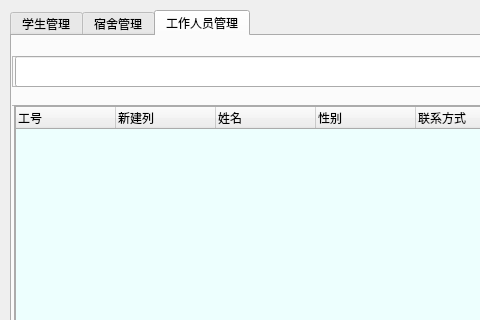
Qt form UI/_mainUI.ui (1021723335/SQLwork) before a commit; both pictures show x 0 to 480 and y 0 to 320 of the 964 by 565 pixel window.
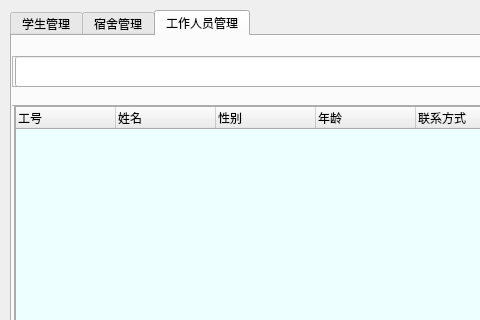
The same form after that commit. The open tabs and pages were chosen to show the change. Icons and pictures are not drawn.

Commit message: 稍微修改一下student界面

```diff
--- a/UI/_mainUI.ui
+++ b/UI/_mainUI.ui
@@ -1334,11 +1334,6 @@
          <string>工号</string>
         </property>
        </column>
-       <column>
-        <property name="text">
-         <string>新建列</string>
-        </property>
-       </column>
        <column>
         <property name="text">
          <string>姓名</string>
@@ -1349,6 +1344,11 @@
          <string>性别</string>
         </property>
        </column>
+       <column>
+        <property name="text">
+         <string>年龄</string>
+        </property>
+       </column>
        <column>
         <property name="text">
          <string>联系方式</string>
```
The commit also changes 2 other files.
